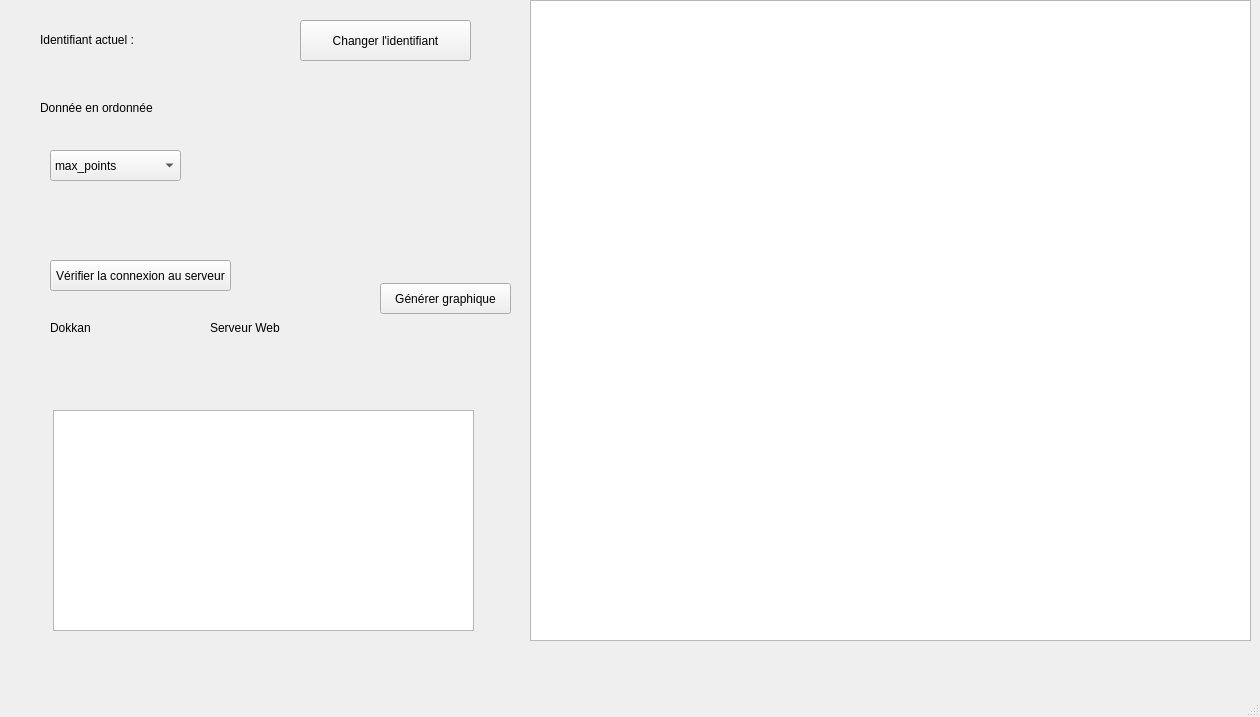
darkruss48/Polar, file mainwindow.ui: the form before one commit.
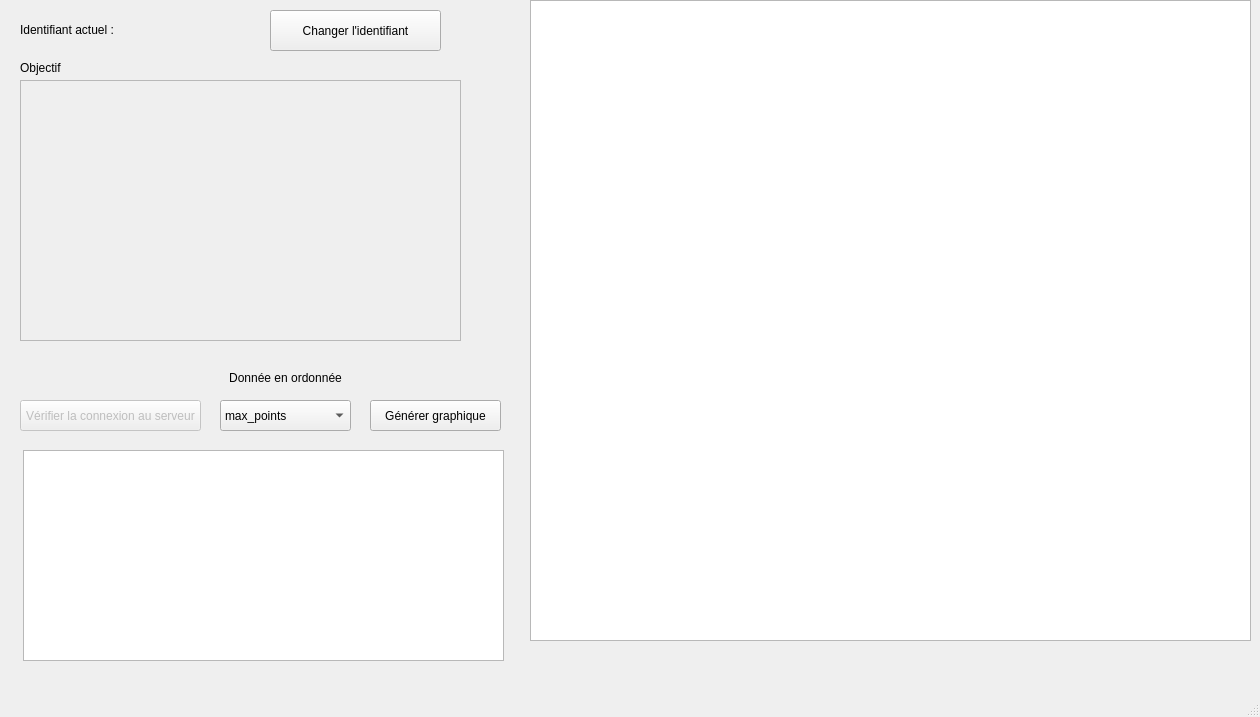
The form after the commit.

Commit message: Bug fixed : flags not displayed

The edit to the form file:
```diff
--- a/mainwindow.ui
+++ b/mainwindow.ui
@@ -18,10 +18,13 @@
   </property>
   <widget class="QWidget" name="centralwidget">
    <widget class="QPushButton" name="pushButton">
+    <property name="enabled">
+     <bool>false</bool>
+    </property>
     <property name="geometry">
      <rect>
-      <x>50</x>
-      <y>260</y>
+      <x>20</x>
+      <y>400</y>
       <width>181</width>
       <height>31</height>
      </rect>
@@ -60,32 +63,6 @@
      <bool>false</bool>
     </property>
    </widget>
-   <widget class="QLabel" name="label_progressbar_2">
-    <property name="geometry">
-     <rect>
-      <x>50</x>
-      <y>320</y>
-      <width>49</width>
-      <height>16</height>
-     </rect>
-    </property>
-    <property name="text">
-     <string>Dokkan</string>
-    </property>
-   </widget>
-   <widget class="QLabel" name="label_progressbar_3">
-    <property name="geometry">
-     <rect>
-      <x>210</x>
-      <y>320</y>
-      <width>71</width>
-      <height>16</height>
-     </rect>
-    </property>
-    <property name="text">
-     <string>Serveur Web</string>
-    </property>
-   </widget>
    <widget class="QGraphicsView" name="graphiqueTest">
     <property name="geometry">
      <rect>
@@ -105,8 +82,8 @@
    <widget class="QPushButton" name="bouton_graphique">
     <property name="geometry">
      <rect>
-      <x>380</x>
-      <y>283</y>
+      <x>370</x>
+      <y>400</y>
       <width>131</width>
       <height>31</height>
      </rect>
@@ -118,8 +95,8 @@
    <widget class="QPushButton" name="idButton">
     <property name="geometry">
      <rect>
-      <x>300</x>
-      <y>20</y>
+      <x>270</x>
+      <y>10</y>
       <width>171</width>
       <height>41</height>
      </rect>
@@ -134,8 +111,8 @@
     </property>
     <property name="geometry">
      <rect>
-      <x>40</x>
-      <y>30</y>
+      <x>20</x>
+      <y>20</y>
       <width>211</width>
       <height>20</height>
      </rect>
@@ -150,8 +127,8 @@
    <widget class="QComboBox" name="ydataBox">
     <property name="geometry">
      <rect>
-      <x>50</x>
-      <y>150</y>
+      <x>220</x>
+      <y>400</y>
       <width>131</width>
       <height>31</height>
      </rect>
@@ -200,8 +177,8 @@
    <widget class="QLabel" name="label_2">
     <property name="geometry">
      <rect>
-      <x>40</x>
-      <y>100</y>
+      <x>220</x>
+      <y>370</y>
       <width>131</width>
       <height>16</height>
      </rect>
@@ -209,20 +186,61 @@
     <property name="text">
      <string>Donnée en ordonnée</string>
     </property>
+    <property name="alignment">
+     <set>Qt::AlignmentFlag::AlignCenter</set>
+    </property>
    </widget>
    <widget class="QTextEdit" name="boitetext">
     <property name="geometry">
      <rect>
-      <x>53</x>
-      <y>410</y>
-      <width>421</width>
-      <height>221</height>
+      <x>23</x>
+      <y>450</y>
+      <width>481</width>
+      <height>211</height>
      </rect>
     </property>
     <property name="readOnly">
      <bool>true</bool>
     </property>
    </widget>
+   <widget class="QFrame" name="goal">
+    <property name="geometry">
+     <rect>
+      <x>20</x>
+      <y>80</y>
+      <width>441</width>
+      <height>261</height>
+     </rect>
+    </property>
+    <property name="autoFillBackground">
+     <bool>false</bool>
+    </property>
+    <property name="frameShape">
+     <enum>QFrame::Shape::StyledPanel</enum>
+    </property>
+    <property name="frameShadow">
+     <enum>QFrame::Shadow::Raised</enum>
+    </property>
+    <property name="lineWidth">
+     <number>2</number>
+    </property>
+    <property name="midLineWidth">
+     <number>0</number>
+    </property>
+   </widget>
+   <widget class="QLabel" name="label_3">
+    <property name="geometry">
+     <rect>
+      <x>20</x>
+      <y>60</y>
+      <width>49</width>
+      <height>16</height>
+     </rect>
+    </property>
+    <property name="text">
+     <string>Objectif</string>
+    </property>
+   </widget>
   </widget>
   <widget class="QStatusBar" name="statusbar"/>
   <widget class="QMenuBar" name="menubar">
```
The commit also changes 4 other files.
